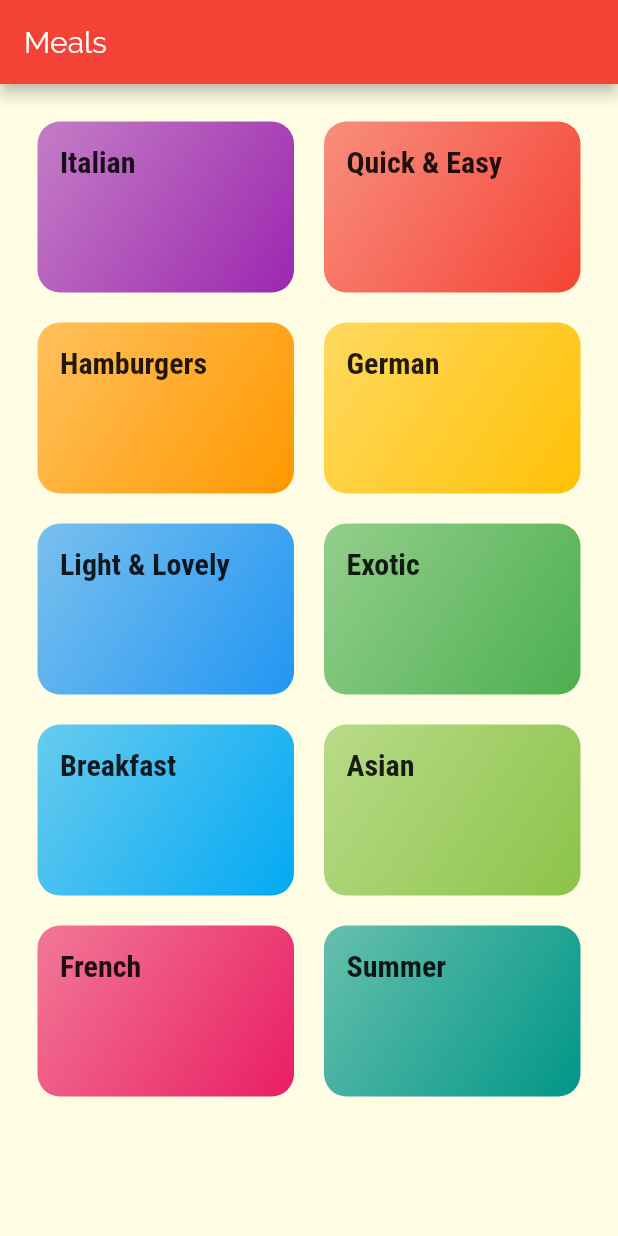
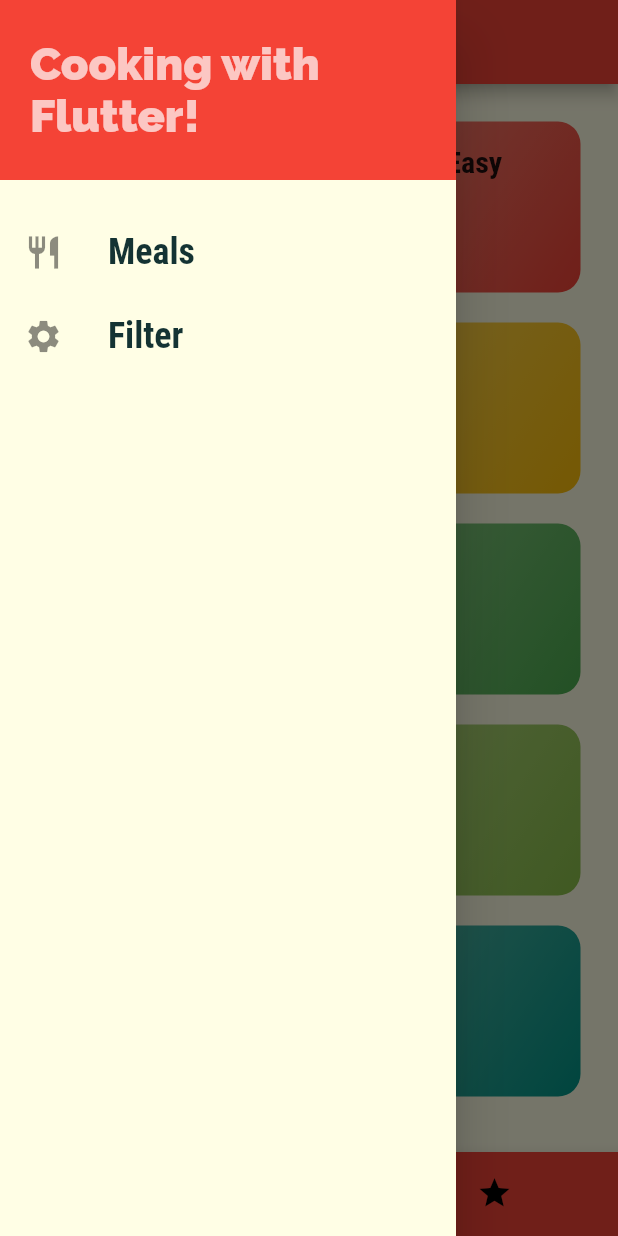
Before and after one commit to JCFowler/meals-app, a Flutter app: the screen it shows after launch, with the side drawer open (before the commit the screen has no drawer), on a phone screen of 412 x 824 dp. Run offline on Flutter 3.47's test engine with Material 2 defaults, Android fonts, the phone set to English and light mode, and no system bars.

Commit message:
Added Tab and Drawer. Also added routes.

```diff
--- a/lib/main.dart
+++ b/lib/main.dart
@@ -1,7 +1,10 @@
 import 'package:flutter/material.dart';
 
+import 'models/category.dart';
+import 'screens/filters_screen.dart';
+import 'screens/tabs_screen.dart';
+import 'screens/meal_detail_screen.dart';
 import 'screens/category_meals_screen.dart';
-import 'screens/categories_screen.dart';
 
 void main() {
   runApp(MyApp());
@@ -32,9 +35,21 @@ class MyApp extends StatelessWidget {
               ),
             ),
       ),
-      home: CategoriesScreen(),
+      onGenerateRoute: (settings) {
+        if (settings.name == '/category_meals') {
+          final args = settings.arguments as Category;
+          return MaterialPageRoute(
+            builder: (context) {
+              return CategoryMealsScreen(args);
+            },
+          );
+        }
+      },
       routes: {
-        '/category_meals': (ctx) => CategoryMealsScreen(),
+        '/': (ctx) => TabsScreen(),
+        // '/category_meals': (ctx) => CategoryMealsScreen(),
+        '/meal_detail': (ctx) => MealDetailScreen(),
+        '/filters': (ctx) => FiltersScreen()
       },
     );
   }
--- a/lib/screens/categories_screen.dart
+++ b/lib/screens/categories_screen.dart
@@ -6,11 +6,7 @@ import '../dummy_data.dart';
 class CategoriesScreen extends StatelessWidget {
   @override
   Widget build(BuildContext context) {
-    return Scaffold(
-      appBar: AppBar(
-        title: const Text('Meals'),
-      ),
-      body: GridView(
+    return GridView(
       padding: const EdgeInsets.all(25),
       gridDelegate: SliverGridDelegateWithMaxCrossAxisExtent(
         maxCrossAxisExtent: 200,
@@ -25,7 +21,6 @@ class CategoriesScreen extends StatelessWidget {
           );
         },
       ).toList(),
-      ),
     );
   }
 }
--- /dev/null
+++ b/lib/screens/tabs_screen.dart
@@ -0,0 +1,66 @@
+import 'package:flutter/material.dart';
+
+import '../widgets/main_drawer.dart';
+import 'favorite_screen.dart';
+import 'categories_screen.dart';
+
+class TabsScreen extends StatefulWidget {
+  @override
+  _TabsScreenState createState() => _TabsScreenState();
+}
+
+class _TabsScreenState extends State<TabsScreen> {
+  final List<Map<String, Object>> _pages = [
+    {
+      'page': CategoriesScreen(),
+      'title': 'Categories',
+    },
+    {
+      'page': FavoritesScreen(),
+      'title': 'Favorites',
+    },
+  ];
+
+  int _selectedPageIndex = 0;
+
+  void _selectPage(int index) {
+    setState(() {
+      _selectedPageIndex = index;
+    });
+  }
+
+  @override
+  Widget build(BuildContext context) {
+    return Scaffold(
+      appBar: AppBar(
+        title: Text(_pages[_selectedPageIndex]['title'] as String),
+      ),
+      drawer: MainDrawer(),
+      body: _pages[_selectedPageIndex]['page'] as Widget,
+      bottomNavigationBar: BottomNavigationBar(
+        onTap: _selectPage,
+        backgroundColor: Theme.of(context).primaryColor,
+        unselectedItemColor: Colors.black,
+        selectedItemColor: Colors.white,
+        currentIndex: _selectedPageIndex,
+        type: BottomNavigationBarType.shifting,
+        items: [
+          BottomNavigationBarItem(
+            backgroundColor: Theme.of(context).primaryColor,
+            icon: Icon(
+              Icons.category,
+            ),
+            label: 'Categories',
+          ),
+          BottomNavigationBarItem(
+            backgroundColor: Theme.of(context).primaryColor,
+            icon: Icon(
+              Icons.star,
+            ),
+            label: 'Favorites',
+          ),
+        ],
+      ),
+    );
+  }
+}
--- a/lib/widgets/category_item.dart
+++ b/lib/widgets/category_item.dart
@@ -1,7 +1,6 @@
 import 'package:flutter/material.dart';
 
 import '../models/category.dart';
-import '../screens/category_meals_screen.dart';
 
 class CategoryItem extends StatelessWidget {
   final Category category;
@@ -11,7 +10,7 @@ class CategoryItem extends StatelessWidget {
   goToCategoryScreen(BuildContext ctx) {
     Navigator.of(ctx).pushNamed(
       '/category_meals',
-      arguments: {'category': category},
+      arguments: category,
     );
   }
 
--- /dev/null
+++ b/lib/widgets/main_drawer.dart
@@ -0,0 +1,61 @@
+import 'package:flutter/material.dart';
+
+class MainDrawer extends StatelessWidget {
+  Widget _buildListTile(String label, IconData icon, VoidCallback tapHandler) {
+    return ListTile(
+      leading: Icon(
+        icon,
+        size: 26,
+      ),
+      title: Text(
+        label,
+        style: TextStyle(
+          fontFamily: 'RobotoCondensed',
+          fontWeight: FontWeight.bold,
+          fontSize: 24,
+        ),
+      ),
+      onTap: tapHandler,
+    );
+  }
+
+  @override
+  Widget build(BuildContext context) {
+    return Drawer(
+      child: Column(
+        children: [
+          Container(
+            alignment: Alignment.centerLeft,
+            height: 120,
+            width: double.infinity,
+            padding: const EdgeInsets.all(20),
+            color: Theme.of(context).primaryColor,
+            child: Text(
+              'Cooking with Flutter!',
+              style: TextStyle(
+                fontWeight: FontWeight.w900,
+                fontSize: 30,
+                color: Colors.white70,
+              ),
+            ),
+          ),
+          SizedBox(height: 20),
+          _buildListTile(
+            'Meals',
+            Icons.restaurant,
+            () {
+              Navigator.of(context).pushReplacementNamed('/');
+            },
+          ),
+          _buildListTile(
+            'Filter',
+            Icons.settings,
+            () {
+              Navigator.of(context).pushReplacementNamed('/filters');
+            },
+          ),
+        ],
+      ),
+    );
+  }
+}
```
Also changed, not shown: lib/screens/category_meals_screen.dart (+36 -7 lines), lib/screens/favorite_screen.dart (added, +8 -0 lines), lib/screens/filters_screen.dart (added, +16 -0 lines), lib/screens/meal_detail_screen.dart (added, +115 -0 lines), lib/widgets/icon_label.dart (added, +19 -0 lines), lib/widgets/meal_item.dart (added, +98 -0 lines). Lines whose indentation alone changed are shown as unchanged.
